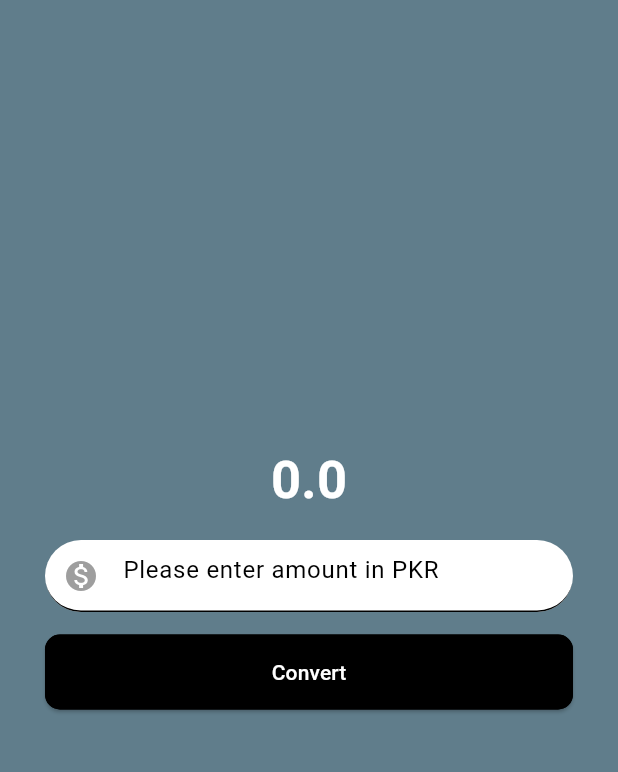
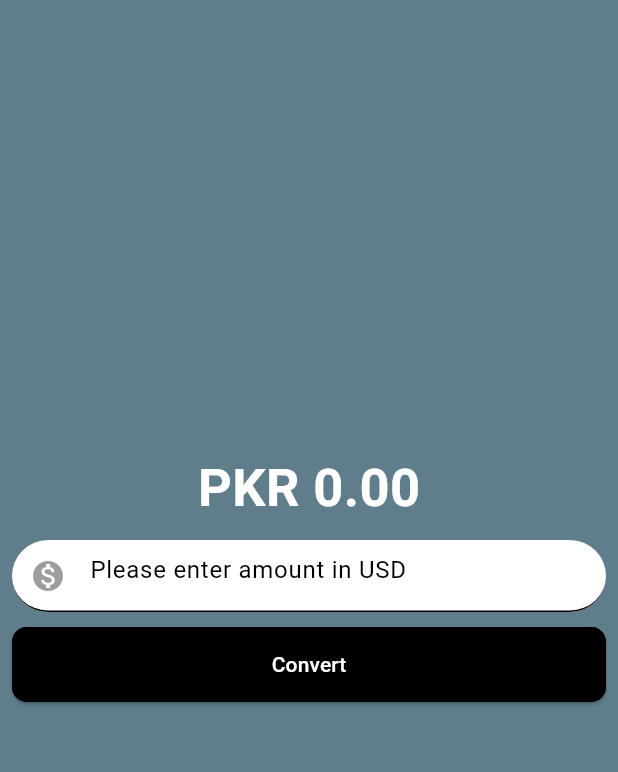
Before and after one commit to shayan-zaheer/new-beginnings, a Flutter app: the screen it shows after launch, after a tap on "Convert", on a phone screen of 412 x 824 dp, the part 84-856 px from its top. Run offline on Flutter 3.47's test engine with Material 3 defaults, Android fonts, the phone set to English and light mode, and no system bars.

Commit message:
Removing multiple widgets to enhance optimization

```diff
--- a/lib/currency_converter_material_page.dart
+++ b/lib/currency_converter_material_page.dart
@@ -28,28 +28,29 @@ class _CurrencyConverterMaterialPageState extends State {
         centerTitle: true,
       ),
       body: Center(
+        child: Padding(
+          padding: const EdgeInsets.all(8.0),
           child: Column(
             mainAxisAlignment: MainAxisAlignment.center,
             children: [
               Text(
-              result.toString(),
+                "PKR ${result.toStringAsFixed(2)}",
                 style: TextStyle(
                   fontSize: 35,
                   fontWeight: FontWeight.bold,
                   color: Color.fromARGB(255, 255, 255, 255),
                 ),
               ),
+              const SizedBox(height: 10),
               // padding and container
-            Padding(
-              padding: EdgeInsets.symmetric(horizontal: 30, vertical: 15),
-              child: TextField(
+              TextField(
                 controller: textEditingController,
                 keyboardType: TextInputType.numberWithOptions(
                   decimal: true,
                 ),
                 style: TextStyle(color: Colors.black),
                 decoration: InputDecoration(
-                  hintText: "Please enter amount in PKR",
+                  hintText: "Please enter amount in USD",
                   hintStyle: TextStyle(color: Colors.black),
                   prefixIcon: Icon(Icons.monetization_on),
                   prefixIconColor: Colors.grey,
@@ -73,12 +74,10 @@ class _CurrencyConverterMaterialPageState extends State {
                   ),
                 ),
               ),
-            ),
-            Padding(
-                padding: EdgeInsets.symmetric(horizontal: 30),
-                child: ElevatedButton(
+              const SizedBox(height: 10),
+              ElevatedButton(
                 onPressed: () {
-                    setState((){
+                  setState(() {
                     result = double.parse(textEditingController.text) * 278.80;
                   });
                 },
@@ -98,32 +97,8 @@ class _CurrencyConverterMaterialPageState extends State {
                 ),
                 child: Text("Convert"),
               )
-                // child: ElevatedButton(
-                //   style: ButtonStyle(
-                //     backgroundColor: WidgetStatePropertyAll(Colors.black),
-                //     foregroundColor: WidgetStatePropertyAll(Colors.white),
-                //     minimumSize: WidgetStatePropertyAll(
-                //       Size(
-                //         double.infinity,
-                //         50,
-                //       ),
-                //     ),
-                //     shape: WidgetStatePropertyAll(
-                //       RoundedRectangleBorder(
-                //         side: BorderSide(
-                //           color: Colors.black,
-                //         ),
-                //         borderRadius: BorderRadius.circular(10),
-                //       ),
-                //     ),
-                //   ),
-                //   onPressed: () => debugPrint("button clicked"),
-                //   child: const Text(
-                //     "Convert",
-                //   ),
-                // ),
-                )
             ],
+          ),
         ),
       ),
       backgroundColor: Colors.blueGrey,
```
Lines whose indentation alone changed are shown as unchanged.
